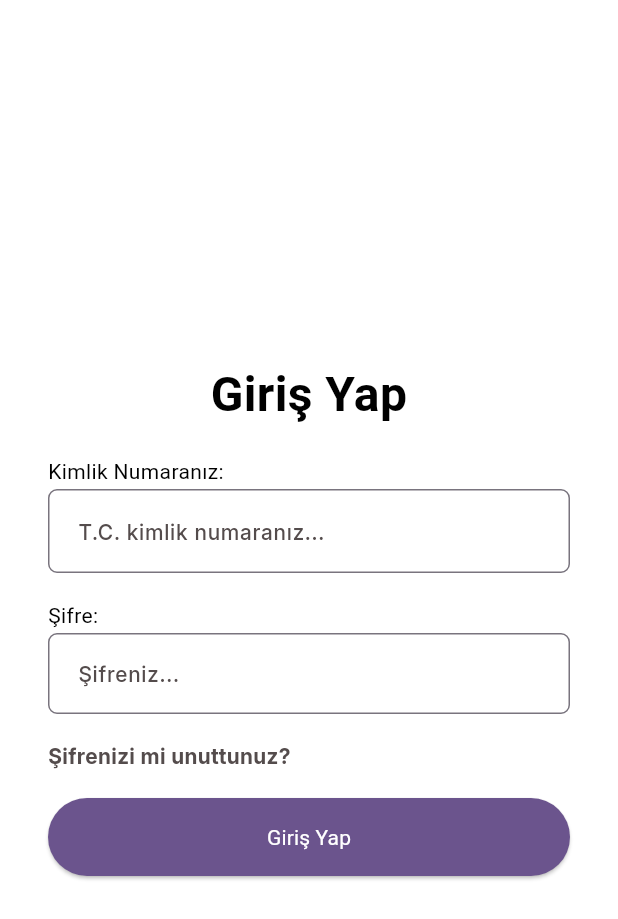
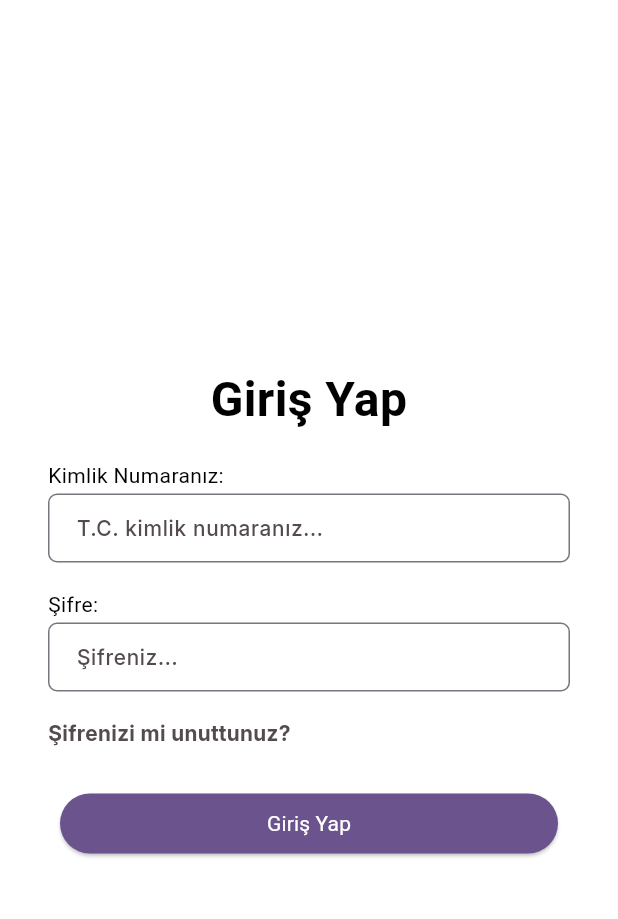
Before and after one commit to CoderBees-ITU/KanVer-Frontend, a Flutter app: the screen it shows after launch, after a tap on "Login", on a phone screen of 412 x 824 dp. Shown: the top 919 px of the screen. Run offline on Flutter 3.47's test engine with Material 3 defaults, Android fonts, the phone set to English and light mode, and no system bars.

Commit message:
modified the log-in screen

```diff
--- a/lib/main.dart
+++ b/lib/main.dart
@@ -1,5 +1,5 @@
 import 'package:flutter/material.dart';
-import 'package:kanver/create-requestV1/createRequestV1.dart';
+import 'package:kanver/src/create-requestV1/createRequestV1.dart';
 import 'package:kanver/src/login/login.dart';
 import 'package:kanver/src/request-details/requestDetails.dart';
 
--- a/lib/src/login/login.dart
+++ b/lib/src/login/login.dart
@@ -1,4 +1,5 @@
 import 'package:flutter/material.dart';
+import '../../services/auth_service.dart'; // Import the service
 
 class Login extends StatefulWidget {
   _LoginState createState() => _LoginState();
@@ -8,13 +9,27 @@ class _LoginState extends State<Login> {
   // Declare the form key inside the State class
   final GlobalKey<FormState> _formKey = GlobalKey<FormState>();
 
+  // Declare TextEditingControllers for inputs
+  final TextEditingController _tcController = TextEditingController();
+  final TextEditingController _passwordController = TextEditingController();
+  final AuthService _authService =
+      AuthService(); // Create an instance of AuthService
+
+  @override
+  void dispose() {
+    // Dispose controllers to free up resources
+    _tcController.dispose();
+    _passwordController.dispose();
+    super.dispose();
+  }
+
   @override
   Widget build(BuildContext context) {
     return Scaffold(
       backgroundColor: Colors.white, // Set the background color
       body: Center(
         child: Padding(
-          padding: const EdgeInsets.symmetric(horizontal: 32.0),
+          padding: const EdgeInsets.symmetric(horizontal: 32.0, vertical: 40.0),
           child: Form(
             key: _formKey, // Attach the form key for validation
             child: Column(
@@ -35,7 +50,7 @@ class _LoginState extends State<Login> {
                 SizedBox(
                     height: 18), // Space between the title and input fields
 
-                // TC LABEL
+                // TC Label
                 Align(
                   alignment: Alignment.centerLeft,
                   child: Text(
@@ -50,7 +65,11 @@ class _LoginState extends State<Login> {
                 SizedBox(height: 2),
 
                 // TC input field
-                TextFormField(
+
+                Container(
+                  height: 46,
+                  child: TextFormField(
+                    controller: _tcController, // Attach the controller
                     decoration: InputDecoration(
                       hintText: "T.C. kimlik numaranız...",
                       hintStyle: TextStyle(
@@ -65,7 +84,11 @@ class _LoginState extends State<Login> {
                       ),
                       contentPadding: EdgeInsets.symmetric(
                         vertical: 16.0,
-                      horizontal: 16.0,
+                        horizontal: 15.0,
+                      ),
+                      errorStyle: TextStyle(
+                        fontSize: 8,
+                        height: 0.3,
                       ),
                     ),
                     keyboardType: TextInputType.number,
@@ -79,6 +102,10 @@ class _LoginState extends State<Login> {
                       return null;
                     },
                   ),
+                ),
+
+                // T.C. Input Field
+
                 SizedBox(height: 18), // Space between fields
 
                 // password label
@@ -96,22 +123,29 @@ class _LoginState extends State<Login> {
                 SizedBox(height: 2),
 
                 // Password Input Field (Şifre)
-                TextFormField(
+                Container(
+                  height: 46.0,
+                  child: TextFormField(
+                    controller: _passwordController, // Attach the controller
                     decoration: InputDecoration(
                       hintText: "Şifreniz...",
                       hintStyle: TextStyle(
                         color: Color(0xFF544C4C),
                         fontFamily: 'Inter',
                         fontSize: 14,
-                      fontWeight:
-                          FontWeight.w500, // Customize the hint text style
+                        fontWeight: FontWeight.w500,
+                        // Customize the hint text style
                       ),
                       border: OutlineInputBorder(
                         borderRadius: BorderRadius.circular(6.0),
                       ),
                       contentPadding: EdgeInsets.symmetric(
-                      vertical: 15.0,
-                      horizontal: 16.0,
+                        vertical: 16.0,
+                        horizontal: 15.0,
+                      ),
+                      errorStyle: TextStyle(
+                        fontSize: 8,
+                        height: 0.3,
                       ),
                     ),
                     obscureText: true, // To hide password input
@@ -125,6 +159,8 @@ class _LoginState extends State<Login> {
                       return null;
                     },
                   ),
+                ),
+
                 SizedBox(height: 18), // Space between fields and the button
 
                 // Forgot Password Text
@@ -149,22 +185,37 @@ class _LoginState extends State<Login> {
                     height: 18), // Space between forgot password and button
 
                 // Login Button
-                ElevatedButton(
-                  onPressed: () {
-                    // Add your login logic here
-                    // Validate the form fields
+                Padding(
+                  padding: EdgeInsets.all(8.0),
+                  child: ElevatedButton(
+                    onPressed: () async {
                       if (_formKey.currentState!.validate()) {
+                        final tc = _tcController.text;
+                        final password = _passwordController.text;
+
+                        // Call the login method from AuthService
+                        final response = await _authService.login(tc, password);
+
+                        if (response['success']) {
                           ScaffoldMessenger.of(context).showSnackBar(
                             SnackBar(content: Text("Giriş başarılı!")),
                           );
+                        } else {
+                          ScaffoldMessenger.of(context).showSnackBar(
+                            SnackBar(
+                                content: Text("Hata: ${response['message']}")),
+                          );
+                        }
                       }
                     },
                     style: ElevatedButton.styleFrom(
                       backgroundColor: Color(0xff6B548D), // Button color
+                      fixedSize: Size(double.infinity, 40),
                       shape: RoundedRectangleBorder(
                         borderRadius: BorderRadius.circular(100.0),
                       ),
-                    padding: EdgeInsets.symmetric(vertical: 16.0),
+                      padding: EdgeInsets.symmetric(
+                          vertical: 10.0, horizontal: 24.0),
                     ),
                     child: Text(
                       "Giriş Yap",
@@ -175,6 +226,7 @@ class _LoginState extends State<Login> {
                           fontFamily: 'Roboto'),
                     ),
                   ),
+                ),
               ],
             ),
           ),
--- a/pubspec.yaml
+++ b/pubspec.yaml
@@ -30,6 +30,7 @@ environment:
 dependencies:
   flutter:
     sdk: flutter
+  http: ^1.2.2
 
 
   # The following adds the Cupertino Icons font to your application.
```
Also changed, not shown: lib/services/auth_service.dart (added, +36 -0 lines), lib/src/create-requestV1/createRequestV1.dart (renamed from lib/create-requestV1/createRequestV1.dart), pubspec.lock. Lines whose indentation alone changed are shown as unchanged.
